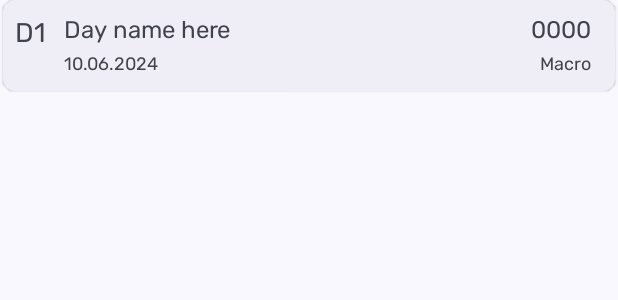
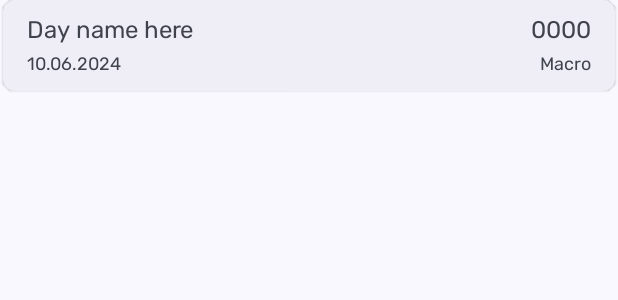
Before and after one commit to AleksandarTheGreat/Nutrition, an Android app: the layout single_day_layout_main.xml on its own in the app's theme, with its tools: preview values and no code run, on a phone screen of 412 x 824 dp. Shown: the top 300 px of the screen. Run offline under Robolectric (Android 15) with nearby library versions, the phone set to English and light mode, and no system bars.

Commit message:
Some changes

```diff
--- /dev/null
+++ b/app/src/main/res/drawable/ic_arrow_down_black.xml
@@ -0,0 +1,5 @@
+<vector xmlns:android="http://schemas.android.com/apk/res/android" android:height="24dp" android:tint="#000000" android:viewportHeight="24" android:viewportWidth="24" android:width="24dp">
+
+    <path android:fillColor="@android:color/white" android:pathData="M7.41,8.59L12,13.17l4.59,-4.58L18,10l-6,6 -6,-6 1.41,-1.41z"/>
+
+</vector>
--- /dev/null
+++ b/app/src/main/res/drawable/ic_arrow_down_white.xml
@@ -0,0 +1,5 @@
+<vector xmlns:android="http://schemas.android.com/apk/res/android" android:height="24dp" android:tint="#FFFFFF" android:viewportHeight="24" android:viewportWidth="24" android:width="24dp">
+
+    <path android:fillColor="@android:color/white" android:pathData="M7.41,8.59L12,13.17l4.59,-4.58L18,10l-6,6 -6,-6 1.41,-1.41z"/>
+
+</vector>
--- /dev/null
+++ b/app/src/main/res/drawable/ic_arrow_right_black.xml
@@ -0,0 +1,5 @@
+<vector xmlns:android="http://schemas.android.com/apk/res/android" android:autoMirrored="true" android:height="24dp" android:tint="#000000" android:viewportHeight="24" android:viewportWidth="24" android:width="24dp">
+
+    <path android:fillColor="@android:color/white" android:pathData="M8.59,16.59L13.17,12 8.59,7.41 10,6l6,6 -6,6 -1.41,-1.41z"/>
+
+</vector>
--- /dev/null
+++ b/app/src/main/res/drawable/ic_arrow_right_white.xml
@@ -0,0 +1,5 @@
+<vector xmlns:android="http://schemas.android.com/apk/res/android" android:autoMirrored="true" android:height="24dp" android:tint="#FFFFFF" android:viewportHeight="24" android:viewportWidth="24" android:width="24dp">
+
+    <path android:fillColor="@android:color/white" android:pathData="M8.59,16.59L13.17,12 8.59,7.41 10,6l6,6 -6,6 -1.41,-1.41z"/>
+
+</vector>
--- a/app/src/main/res/layout/fragment_educational.xml
+++ b/app/src/main/res/layout/fragment_educational.xml
@@ -38,7 +38,8 @@
 
     <ScrollView
         android:layout_width="match_parent"
-        android:layout_height="match_parent">
+        android:layout_height="match_parent"
+        android:scrollbars="none">
 
         <GridLayout
             android:layout_width="match_parent"
--- a/app/src/main/res/layout/single_day_layout_main.xml
+++ b/app/src/main/res/layout/single_day_layout_main.xml
@@ -8,8 +8,7 @@
     android:layout_marginHorizontal="2dp"
     app:strokeWidth="0dp"
     app:cardElevation="1dp"
-    app:cardCornerRadius="8dp"
-    >
+    app:cardCornerRadius="8dp">
 
     <androidx.constraintlayout.widget.ConstraintLayout
         android:layout_width="match_parent"
@@ -17,35 +16,24 @@
         android:padding="8dp">
 
         <TextView
-            android:id="@+id/textViewSingleDayNumber"
-            android:layout_height="wrap_content"
-            android:layout_width="wrap_content"
-            android:text="D1"
-            android:gravity="center"
-            android:textSize="18sp"
-            app:layout_constraintTop_toTopOf="parent"
-            app:layout_constraintLeft_toLeftOf="parent"
-            />
-
-        <TextView
             android:id="@+id/textViewDay"
             android:layout_height="wrap_content"
             android:layout_width="wrap_content"
-            android:layout_marginStart="12dp"
+            android:layout_marginStart="8dp"
             android:text="Day name here"
             android:textSize="16sp"
-            app:layout_constraintTop_toTopOf="@id/textViewSingleDayNumber"
-            app:layout_constraintLeft_toRightOf="@id/textViewSingleDayNumber"
+            app:layout_constraintTop_toTopOf="parent"
+            app:layout_constraintLeft_toLeftOf="parent"
             />
 
         <TextView
             android:id="@+id/textViewDate"
             android:layout_height="wrap_content"
             android:layout_width="wrap_content"
-            android:layout_marginStart="12dp"
+            android:layout_marginStart="8dp"
             android:text="10.06.2024"
             android:textSize="12sp"
-            app:layout_constraintLeft_toRightOf="@id/textViewSingleDayNumber"
+            app:layout_constraintLeft_toLeftOf="parent"
             app:layout_constraintTop_toBottomOf="@id/textViewDay"
             />
 
@@ -58,7 +46,7 @@
             android:textAlignment="center"
             android:layout_marginEnd="8dp"
             app:layout_constraintRight_toRightOf="parent"
-            app:layout_constraintTop_toTopOf="@id/textViewSingleDayNumber"
+            app:layout_constraintTop_toTopOf="parent"
             />
 
         <TextView
--- a/app/src/main/res/layout/single_item_layout.xml
+++ b/app/src/main/res/layout/single_item_layout.xml
@@ -8,8 +8,10 @@
     android:orientation="vertical">
 
     <androidx.constraintlayout.widget.ConstraintLayout
+        android:id="@+id/constraintLayoutItem"
         android:layout_width="match_parent"
         android:layout_height="wrap_content"
+        android:padding="4dp"
         android:layout_marginBottom="0dp">
 
         <ImageView
@@ -45,9 +47,11 @@
     </androidx.constraintlayout.widget.ConstraintLayout>
 
     <LinearLayout
+        android:id="@+id/linearLayoutMacroChips"
         android:layout_width="match_parent"
         android:layout_height="wrap_content"
         android:layout_marginBottom="8dp"
+        android:visibility="gone"
         android:orientation="horizontal">
 
         <com.google.android.material.chip.Chip
```
Also changed, not shown: app/src/main/java/com/example/nutrition/Adapters/DaysAdapter.java (+4 -14 lines), app/src/main/java/com/example/nutrition/Adapters/ItemsAdapter.java (+14 -0 lines).
